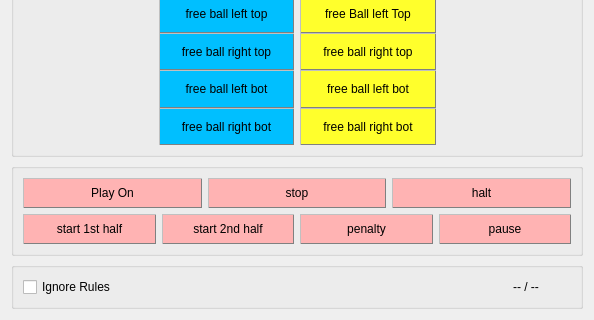
First picture: the form in resources/gcWidget.ui, repository fira-simurosot/GameController, before the edit; both pictures show x 0 to 594 and y 287 to 607 of the 594 by 607 pixel window.
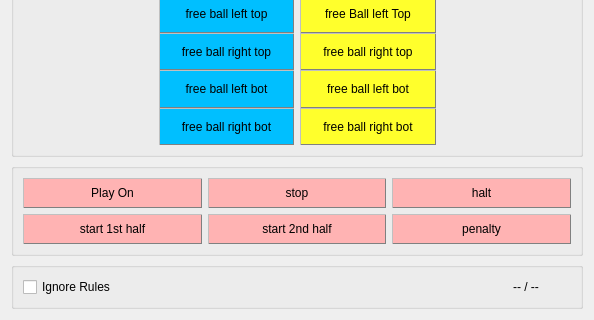
Second picture: the form after the edit.

Patch:
```diff
--- a/resources/gcWidget.ui
+++ b/resources/gcWidget.ui
@@ -242,25 +242,6 @@
           </property>
          </widget>
         </item>
-        <item>
-         <widget class="QPushButton" name="pbpause">
-          <property name="sizePolicy">
-           <sizepolicy hsizetype="Expanding" vsizetype="Expanding">
-            <horstretch>0</horstretch>
-            <verstretch>0</verstretch>
-           </sizepolicy>
-          </property>
-          <property name="minimumSize">
-           <size>
-            <width>0</width>
-            <height>30</height>
-           </size>
-          </property>
-          <property name="text">
-           <string>pause</string>
-          </property>
-         </widget>
-        </item>
        </layout>
       </item>
      </layout>
```
